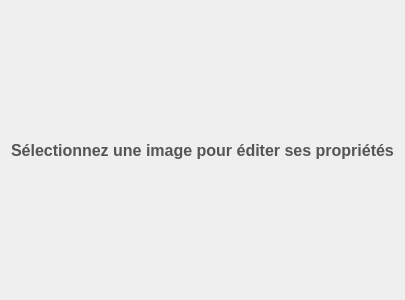
Before: the Qt Designer form gallery/sidebarempty.ui in Vrock691/IHM, drawn with Qt 5.
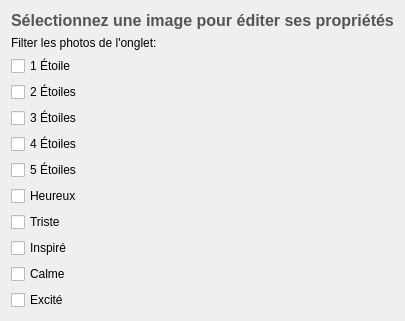
After: the same form once the commit is applied.

The edit to the form file:
```diff
--- a/gallery/sidebarempty.ui
+++ b/gallery/sidebarempty.ui
@@ -6,7 +6,7 @@
    <rect>
     <x>0</x>
     <y>0</y>
-    <width>400</width>
+    <width>401</width>
     <height>300</height>
    </rect>
   </property>
@@ -28,6 +28,93 @@
      </property>
     </widget>
    </item>
+   <item>
+    <layout class="QVBoxLayout" name="verticalLayout_2">
+     <item>
+      <widget class="QLabel" name="label_2">
+       <property name="sizePolicy">
+        <sizepolicy hsizetype="Preferred" vsizetype="Minimum">
+         <horstretch>0</horstretch>
+         <verstretch>0</verstretch>
+        </sizepolicy>
+       </property>
+       <property name="text">
+        <string>Filter les photos de l'onglet: </string>
+       </property>
+      </widget>
+     </item>
+     <item>
+      <widget class="QCheckBox" name="onestar">
+       <property name="text">
+        <string>1 Étoile</string>
+       </property>
+      </widget>
+     </item>
+     <item>
+      <widget class="QCheckBox" name="twoStars">
+       <property name="text">
+        <string>2 Étoiles</string>
+       </property>
+      </widget>
+     </item>
+     <item>
+      <widget class="QCheckBox" name="threestars">
+       <property name="text">
+        <string>3 Étoiles</string>
+       </property>
+      </widget>
+     </item>
+     <item>
+      <widget class="QCheckBox" name="fourstars">
+       <property name="text">
+        <string>4 Étoiles</string>
+       </property>
+      </widget>
+     </item>
+     <item>
+      <widget class="QCheckBox" name="fivestars">
+       <property name="text">
+        <string>5 Étoiles</string>
+       </property>
+      </widget>
+     </item>
+     <item>
+      <widget class="QCheckBox" name="heureux">
+       <property name="text">
+        <string>Heureux</string>
+       </property>
+      </widget>
+     </item>
+     <item>
+      <widget class="QCheckBox" name="sad">
+       <property name="text">
+        <string>Triste</string>
+       </property>
+      </widget>
+     </item>
+     <item>
+      <widget class="QCheckBox" name="inspired">
+       <property name="text">
+        <string>Inspiré</string>
+       </property>
+      </widget>
+     </item>
+     <item>
+      <widget class="QCheckBox" name="calm">
+       <property name="text">
+        <string>Calme</string>
+       </property>
+      </widget>
+     </item>
+     <item>
+      <widget class="QCheckBox" name="excite">
+       <property name="text">
+        <string>Excité</string>
+       </property>
+      </widget>
+     </item>
+    </layout>
+   </item>
   </layout>
  </widget>
  <resources/>
```
